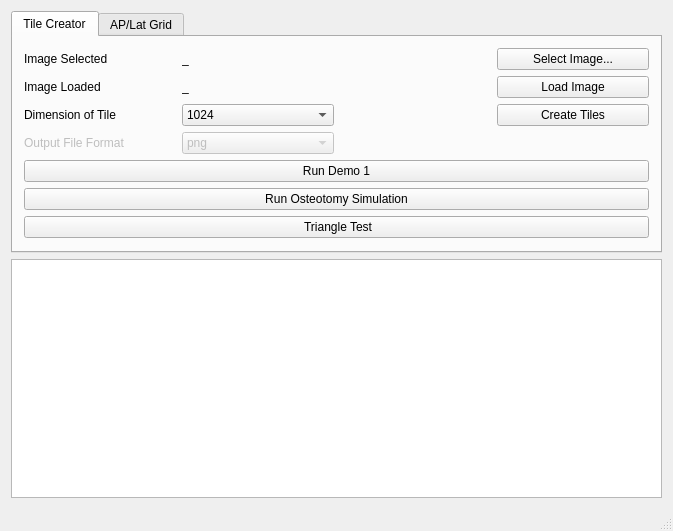
Old version of the form qt-demo/image-gl/mainwindow.ui in the repository gitter-badger/image-gl.
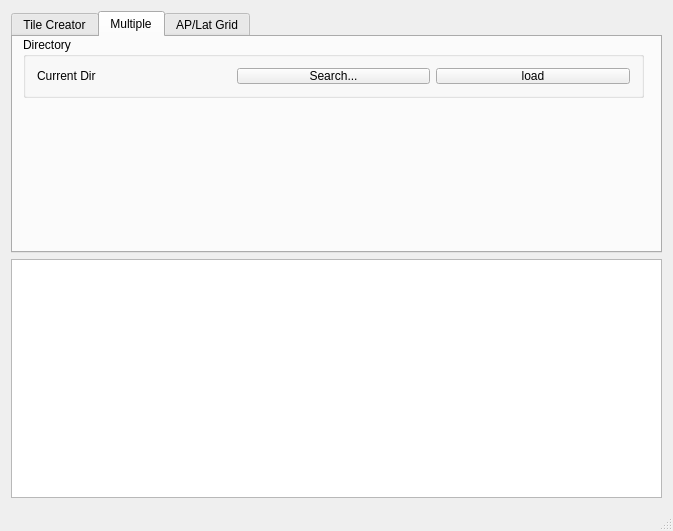
New version of the form. The open tabs and pages were chosen to show the change.

Commit message: added gridimage class, fixed overlay shape, progress toward having several separate scenes

Patch:
```diff
--- a/qt-demo/image-gl/mainwindow.ui
+++ b/qt-demo/image-gl/mainwindow.ui
@@ -188,6 +188,47 @@
         </item>
        </layout>
       </widget>
+      <widget class="QWidget" name="tab_3">
+       <attribute name="title">
+        <string>Multiple</string>
+       </attribute>
+       <widget class="QGroupBox" name="groupBoxDir">
+        <property name="geometry">
+         <rect>
+          <x>10</x>
+          <y>0</y>
+          <width>621</width>
+          <height>61</height>
+         </rect>
+        </property>
+        <property name="title">
+         <string>Directory</string>
+        </property>
+        <layout class="QHBoxLayout" name="horizontalLayout">
+         <item>
+          <widget class="QLabel" name="labelCurrentDir">
+           <property name="text">
+            <string>Current Dir</string>
+           </property>
+          </widget>
+         </item>
+         <item>
+          <widget class="QPushButton" name="pushButtonSearch">
+           <property name="text">
+            <string>Search...</string>
+           </property>
+          </widget>
+         </item>
+         <item>
+          <widget class="QPushButton" name="pushButtonLoad">
+           <property name="text">
+            <string>load</string>
+           </property>
+          </widget>
+         </item>
+        </layout>
+       </widget>
+      </widget>
       <widget class="QWidget" name="tab_2">
        <attribute name="title">
         <string>AP/Lat Grid</string>
```
The commit also changes 11 other files.
